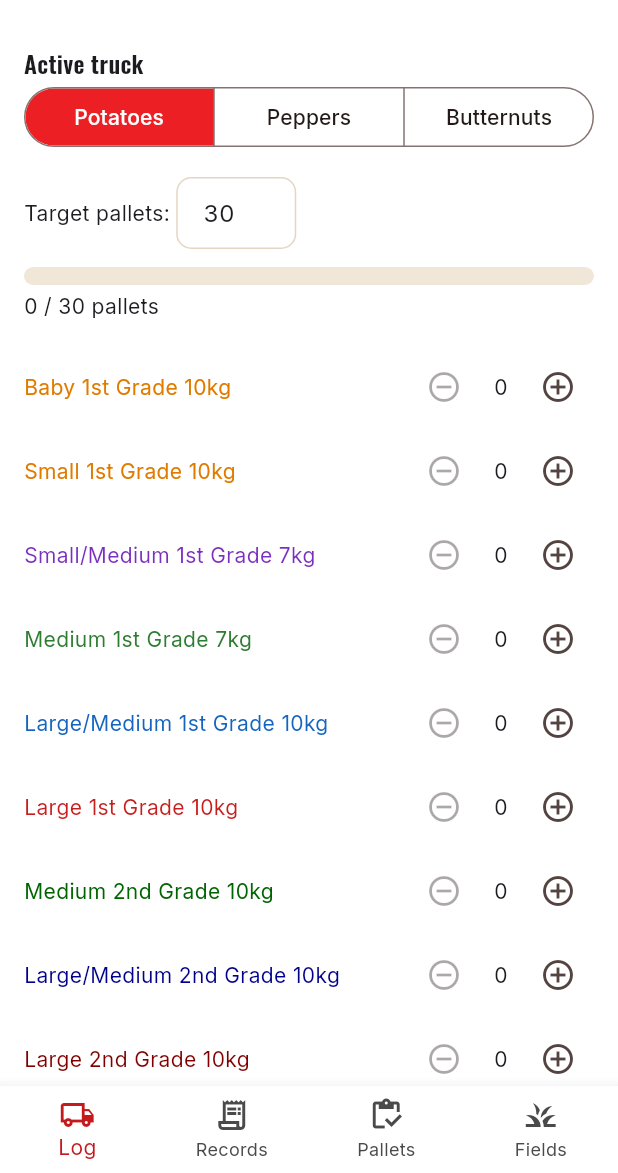
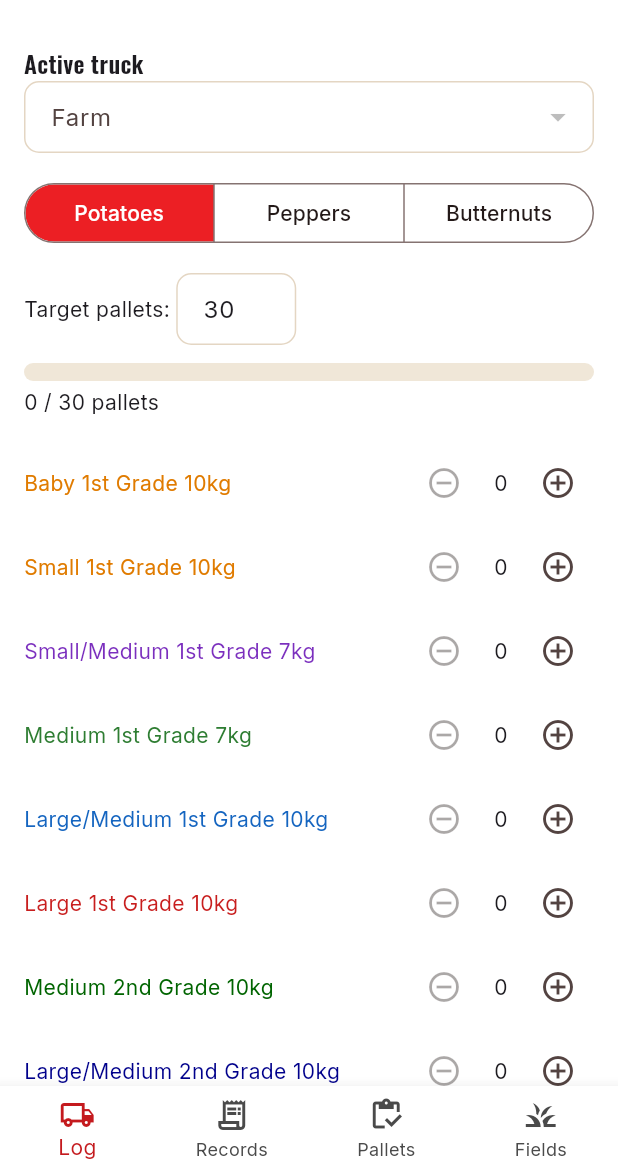
Before and after one commit to DFourie87/Nanini, a Flutter app: the DeliveryHomeScreen screen opened directly, on a phone screen of 412 x 824 dp, the part 63-1236 px from its top. Run offline on Flutter 3.47's test engine with Material 3 defaults, Android fonts, the phone set to English and light mode, and no system bars; our stand-ins replace csv, fl_chart, flutter_map, google_fonts, latlong2, pdf and 4 more; accounts and stored records are empty; network calls fail.

Commit message:
Ask farm at Finish Truck; pick delivery address by farm, not produce
Log tab now has a Farm selector (shared farms list, Limpopodraai
default) asked when the truck is finished, since that's decided by
where the truck is physically loaded rather than during approval.

Records approval dialog now also asks Field for butternuts, not just
potatoes.

The delivery note's letterhead address is now chosen by the note's
farm (Haaskraal -> the Haaskraal address, everything else ->
Limpopodraai) instead of by produce type, since a farm can grow more
than one produce type.

Co-Authored-By: Claude Sonnet 5 <noreply@anthropic.com>
Claude-Session: https://claude.ai/code/session_0154FLxM7bQ7qjn16GE6RHFv

```diff
--- a/nanini_app/lib/features/delivery/delivery_log_screen.dart
+++ b/nanini_app/lib/features/delivery/delivery_log_screen.dart
@@ -2,6 +2,8 @@ import 'package:flutter/material.dart';
 import '../../core/widgets/confirm_dialog.dart';
 import '../../core/widgets/toast.dart';
 import '../../theme/nanini_theme.dart';
+import '../employees/employees_models.dart';
+import '../employees/employees_repository.dart';
 import 'delivery_models.dart';
 import 'delivery_repository.dart';
 
@@ -15,10 +17,25 @@ class DeliveryLogScreen extends StatefulWidget {
 class _DeliveryLogScreenState extends State<DeliveryLogScreen> {
   static const _pepperYellow = Color(0xFFF9A825);
 
+  final employeesRepo = EmployeesRepository();
+  List<Farm> farms = [];
   ActiveTruck truck = ActiveTruck(produceType: ProduceType.potato);
 
+  @override
+  void initState() {
+    super.initState();
+    employeesRepo.fetchFarms().then((f) {
+      if (!mounted) return;
+      setState(() {
+        farms = f;
+        truck.farm ??= f.isNotEmpty ? f.first.name : null;
+      });
+    });
+  }
+
   void setProduce(ProduceType t) {
-    setState(() => truck = ActiveTruck(produceType: t));
+    final farm = truck.farm;
+    setState(() => truck = ActiveTruck(produceType: t, farm: farm));
   }
 
   @override
@@ -33,10 +50,17 @@ class _DeliveryLogScreenState extends State<DeliveryLogScreen> {
               IconButton(
                 tooltip: 'Clear all',
                 icon: const Icon(Icons.close),
-                onPressed: () => setState(() => truck = ActiveTruck(produceType: truck.produceType)),
+                onPressed: () => setState(() => truck = ActiveTruck(produceType: truck.produceType, farm: truck.farm)),
               ),
           ],
         ),
+        DropdownButtonFormField<String>(
+          initialValue: truck.farm,
+          decoration: const InputDecoration(labelText: 'Farm'),
+          items: farms.map((f) => DropdownMenuItem(value: f.name, child: Text(f.name))).toList(),
+          onChanged: (v) => setState(() => truck.farm = v),
+        ),
+        const SizedBox(height: 16),
         SegmentedButton<ProduceType>(
           segments: const [
             ButtonSegment(value: ProduceType.potato, label: Text('Potatoes', maxLines: 1, overflow: TextOverflow.ellipsis)),
--- a/nanini_app/lib/features/delivery/delivery_models.dart
+++ b/nanini_app/lib/features/delivery/delivery_models.dart
@@ -43,7 +43,7 @@ enum ProduceType { potato, pepper, butternut }
 /// The truck currently being loaded — kept locally only (not synced) until
 /// "Finish Truck" saves it as a DeliveryNote.
 class ActiveTruck {
-  ActiveTruck({required this.produceType, DateTime? date, this.field})
+  ActiveTruck({required this.produceType, DateTime? date, this.field, this.farm})
       : date = date ?? DateTime.now(),
         pallets = {for (final s in kPalletSizes) s.key: 0},
         peppers = {'5kgRed': 0, '5kgYellow': 0, '5kgGreen': 0, '4kgRed': 0, '4kgYellow': 0, '4kgGreen': 0},
@@ -53,6 +53,7 @@ class ActiveTruck {
   ProduceType produceType;
   DateTime date;
   String? field;
+  String? farm;
   int target = kDefaultTarget;
   final Map<String, int> pallets;
   final Map<String, int> peppers;
@@ -76,6 +77,7 @@ class DeliveryNote {
     required this.noteDate,
     this.target,
     this.field,
+    this.farm,
     required this.pallets,
     required this.mixedPallets,
     required this.produceType,
@@ -94,6 +96,7 @@ class DeliveryNote {
   final String noteDate;
   final int? target;
   final String? field;
+  final String? farm;
   final Map<String, dynamic> pallets;
   final List<dynamic> mixedPallets;
   final String produceType;
@@ -117,6 +120,7 @@ class DeliveryNote {
         noteDate: j['note_date'] as String,
         target: j['target'] as int?,
         field: j['field'] as String?,
+        farm: j['farm'] as String?,
         pallets: (j['pallets'] as Map?)?.cast<String, dynamic>() ?? {},
         mixedPallets: (j['mixed_pallets'] as List?) ?? [],
         produceType: j['produce_type'] as String? ?? 'potato',
--- a/nanini_app/lib/features/delivery/delivery_note_preview.dart
+++ b/nanini_app/lib/features/delivery/delivery_note_preview.dart
@@ -7,8 +7,8 @@ import '../../core/formatters.dart';
 import 'delivery_models.dart';
 
 const _companyName = 'NANINI 121 CC T/A NANINI BOERDERY';
-const _addressPepper = ['Farm Haaskraal 134MR', 'Swartwater', 'Limpopo Province', '0622'];
-const _addressDefault = ['Farm Limpopodraai 751LQ', 'Lephalale', 'Limpopo Province', '0555'];
+const _addressHaaskraal = ['Farm Haaskraal 134MR', 'Swartwater', 'Limpopo Province', '0622'];
+const _addressLimpopodraai = ['Farm Limpopodraai 151LQ', 'Lephalale', 'Limpopo Province', '0555'];
 const _companyContact = [
   'E-MAIL: fourie05@gmail.com',
   'TEL: 082 790 7808 / 082 442 4329',
@@ -28,7 +28,10 @@ final _rustDark = PdfColor.fromInt(0xFFC41A1E);
 final _muted = PdfColor.fromInt(0xFF4A4A4A);
 final _line = PdfColor.fromInt(0xFFE4D6C3);
 
-List<String> _addressFor(String produceType) => produceType == 'pepper' ? _addressPepper : _addressDefault;
+/// Delivery address is picked by which farm the truck was loaded at, not
+/// by what produce is on it -- defaults to Limpopodraai for notes saved
+/// before the farm field existed.
+List<String> _addressFor(String? farm) => (farm ?? '').contains('Haaskraal') ? _addressHaaskraal : _addressLimpopodraai;
 
 String _sizeLabel(String key) => kPalletSizes.firstWhere((s) => s.key == key, orElse: () => PalletSize(key, key, 0, '', 1)).label;
 
@@ -81,7 +84,7 @@ List<List<String>> _buildRows(DeliveryNote note) {
 Future<pw.Document> buildDeliveryNotePdf(DeliveryNote note) async {
   final doc = pw.Document();
   final rows = _buildRows(note);
-  final address = _addressFor(note.produceType);
+  final address = _addressFor(note.farm);
   final logoBytes = await rootBundle.load(_logoAssetPath);
   final logo = pw.MemoryImage(logoBytes.buffer.asUint8List());
 
--- a/nanini_app/lib/features/delivery/delivery_records_screen.dart
+++ b/nanini_app/lib/features/delivery/delivery_records_screen.dart
@@ -93,7 +93,7 @@ Future<void> _showApproveDialog(BuildContext context, DeliveryRepository repo, D
             child: Column(
               mainAxisSize: MainAxisSize.min,
               children: [
-                if (note.produceType == 'potato') ...[
+                if (note.produceType == 'potato' || note.produceType == 'butternut') ...[
                   DropdownButtonFormField<String>(
                     initialValue: field,
                     decoration: const InputDecoration(labelText: 'Field'),
--- a/nanini_app/lib/features/delivery/delivery_repository.dart
+++ b/nanini_app/lib/features/delivery/delivery_repository.dart
@@ -65,6 +65,7 @@ class DeliveryRepository {
     final row = {
       'note_number': noteNumber,
       'note_date': truck.date.toIso8601String().split('T').first,
+      'farm': truck.farm,
       'target': truck.produceType == ProduceType.potato ? truck.target : null,
       'pallets': truck.produceType == ProduceType.potato ? truck.pallets : {},
       'mixed_pallets': truck.produceType == ProduceType.potato ? truck.mixedPallets : [],
```
